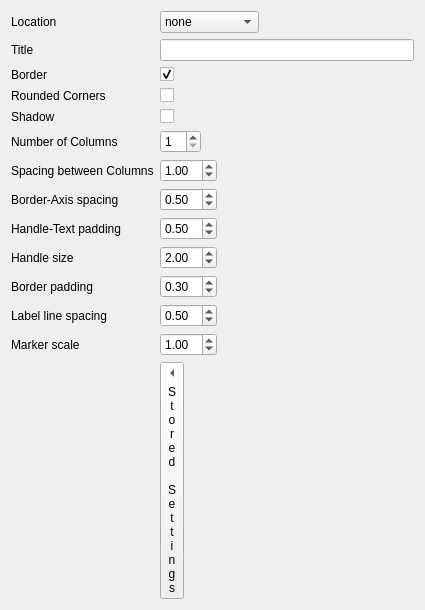
Qt form src/ui/Ui_ScatterPlotLegend.ui (bbreslauer/PySciPlot) before a commit.
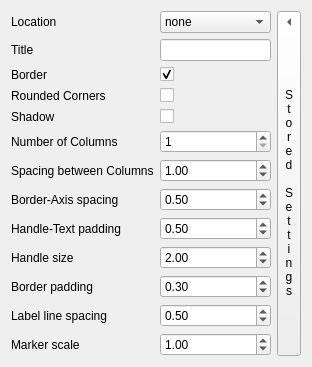
The same form after that commit. Custom widgets are drawn as their Qt base class.

Commit message: Changed legend ui from form to grid layout, which helped with the vertical size of the dialog. Modified buildUi.sh so that you can pass it a list of .ui files instead of always doing all of the files.

What changed in the file:
```diff
--- a/src/ui/Ui_ScatterPlotLegend.ui
+++ b/src/ui/Ui_ScatterPlotLegend.ui
@@ -6,17 +6,14 @@
    <rect>
     <x>0</x>
     <y>0</y>
-    <width>425</width>
-    <height>357</height>
+    <width>312</width>
+    <height>329</height>
    </rect>
   </property>
   <property name="windowTitle">
    <string>Form</string>
   </property>
-  <layout class="QFormLayout" name="formLayout">
-   <property name="fieldGrowthPolicy">
-    <enum>QFormLayout::ExpandingFieldsGrow</enum>
-   </property>
+  <layout class="QGridLayout" name="gridLayout">
    <item row="0" column="0">
     <widget class="QLabel" name="label">
      <property name="text">
@@ -245,14 +242,14 @@
      </property>
     </widget>
    </item>
-   <item row="12" column="0">
+   <item row="11" column="0">
     <widget class="QLabel" name="label_12">
      <property name="text">
       <string>Label line spacing</string>
      </property>
     </widget>
    </item>
-   <item row="12" column="1">
+   <item row="11" column="1">
     <widget class="QDoubleSpinBox" name="labelspacing">
      <property name="maximum">
       <double>10.000000000000000</double>
@@ -262,14 +259,14 @@
      </property>
     </widget>
    </item>
-   <item row="13" column="0">
+   <item row="12" column="0">
     <widget class="QLabel" name="label_13">
      <property name="text">
       <string>Marker scale</string>
      </property>
     </widget>
    </item>
-   <item row="13" column="1">
+   <item row="12" column="1">
     <widget class="QDoubleSpinBox" name="markerscale">
      <property name="maximum">
       <double>10.000000000000000</double>
@@ -279,7 +276,7 @@
      </property>
     </widget>
    </item>
-   <item row="14" column="1">
+   <item row="0" column="2" rowspan="13">
     <widget class="QStoredSettingsButton" name="storedSettingsButton">
      <property name="sizePolicy">
       <sizepolicy hsizetype="Fixed" vsizetype="Expanding">
```
The commit also changes 2 other files.
